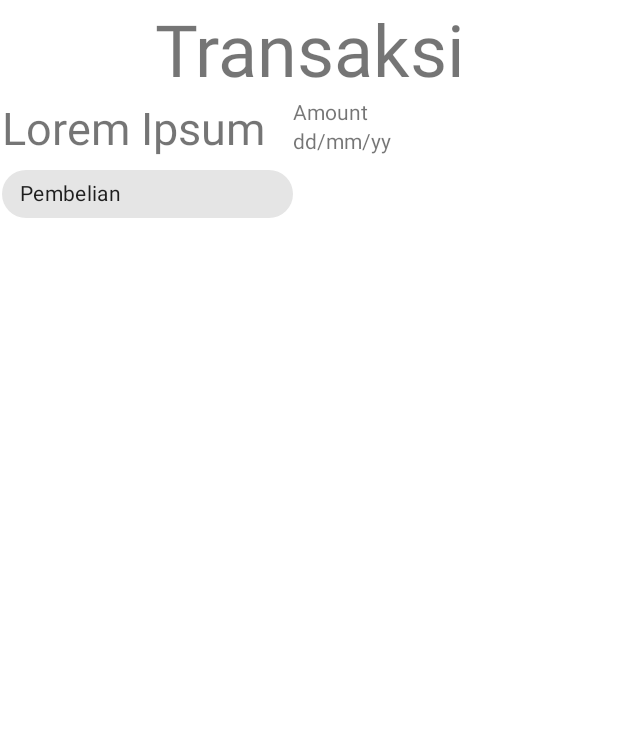
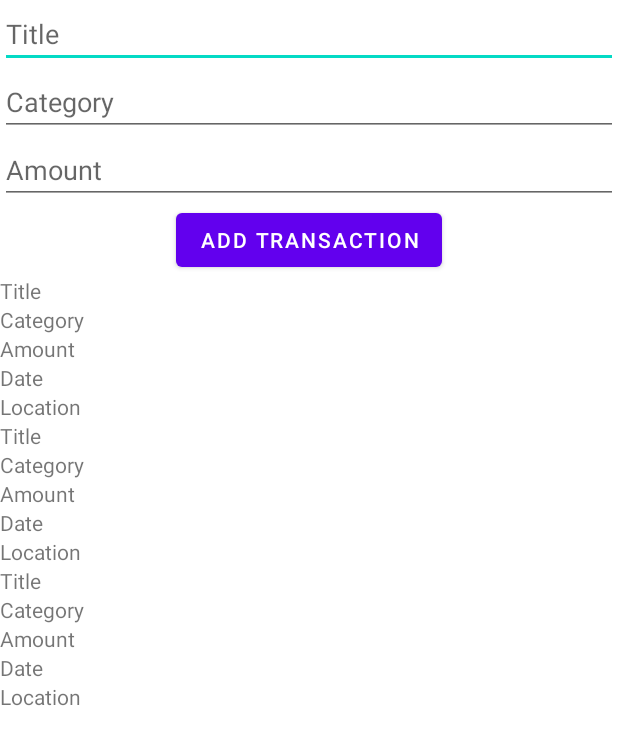
Before and after one commit to alishalistya/android-money-management-app, an Android app: the layout fragment_history.xml on its own in the app's theme, with its tools: preview values and no code run, on a phone screen of 412 x 824 dp. Shown: the top 745 px of the screen. Run offline under Robolectric (Android 15) with nearby library versions, the phone set to English and light mode, and no system bars.

Commit message:
add: transaction input UI

```diff
--- a/app/src/main/java/com/example/tubespbd/database/TransactionDAO.kt
+++ b/app/src/main/java/com/example/tubespbd/database/TransactionDAO.kt
@@ -5,6 +5,7 @@ import androidx.room.Delete
 import androidx.room.Insert
 import androidx.room.Query
 import androidx.room.Update
+import androidx.lifecycle.LiveData
 
 @Dao
 interface TransactionDao {
@@ -19,4 +20,6 @@ interface TransactionDao {
 
     @Update
     fun updateTransaction(transaction: Transaction): Int
+    @Query("SELECT * FROM transactions")
+    fun getAllTransactionsLiveData(): LiveData<List<Transaction>>
 }
--- a/app/src/main/res/layout/fragment_history.xml
+++ b/app/src/main/res/layout/fragment_history.xml
@@ -1,80 +1,53 @@
 <?xml version="1.0" encoding="utf-8"?>
-<androidx.constraintlayout.widget.ConstraintLayout xmlns:android="http://schemas.android.com/apk/res/android"
+<androidx.constraintlayout.widget.ConstraintLayout
+    xmlns:android="http://schemas.android.com/apk/res/android"
     xmlns:app="http://schemas.android.com/apk/res-auto"
     xmlns:tools="http://schemas.android.com/tools"
     android:layout_width="match_parent"
     android:layout_height="match_parent">
 
-    <TextView
-        android:id="@+id/textView"
+    <EditText
+        android:id="@+id/titleEditText"
         android:layout_width="match_parent"
         android:layout_height="wrap_content"
-        android:text="Transaksi"
-        android:textAlignment="center"
-        android:textSize="48sp"
+        android:hint="Title"
         app:layout_constraintTop_toTopOf="parent"
         app:layout_constraintStart_toStartOf="parent"
-        app:layout_constraintEnd_toEndOf="parent"
-        tools:layout_editor_absoluteX="0dp"
-        tools:layout_editor_absoluteY="16dp" />
+        app:layout_constraintEnd_toEndOf="parent" />
 
-    <LinearLayout
-        android:id="@+id/linearLayout2"
-        android:layout_width="410dp"
-        android:layout_height="110dp"
-        android:orientation="horizontal"
-        app:layout_constraintTop_toBottomOf="@id/textView"
+    <EditText
+        android:id="@+id/categoryEditText"
+        android:layout_width="match_parent"
+        android:layout_height="wrap_content"
+        android:hint="Category"
+        app:layout_constraintTop_toBottomOf="@id/titleEditText"
         app:layout_constraintStart_toStartOf="parent"
-        app:layout_constraintEnd_toEndOf="parent"
-        tools:layout_editor_absoluteX="0dp"
-        tools:layout_editor_absoluteY="105dp">
+        app:layout_constraintEnd_toEndOf="parent" />
 
-        <LinearLayout
-            android:layout_width="match_parent"
-            android:layout_height="match_parent"
-            android:orientation="horizontal"
-            tools:layout_editor_absoluteX="0dp"
-            tools:layout_editor_absoluteY="105dp">
+    <EditText
+        android:id="@+id/amountEditText"
+        android:layout_width="match_parent"
+        android:layout_height="wrap_content"
+        android:hint="Amount"
+        app:layout_constraintTop_toBottomOf="@id/categoryEditText"
+        app:layout_constraintStart_toStartOf="parent"
+        app:layout_constraintEnd_toEndOf="parent" />
 
-            <LinearLayout
-                android:layout_width="194dp"
-                android:layout_height="match_parent"
-                android:orientation="vertical">
+    <Button
+        android:id="@+id/addTransactionButton"
+        android:layout_width="wrap_content"
+        android:layout_height="wrap_content"
+        android:text="Add Transaction"
+        app:layout_constraintTop_toBottomOf="@id/amountEditText"
+        app:layout_constraintStart_toStartOf="parent"
+        app:layout_constraintEnd_toEndOf="parent" />
 
-                <TextView
-                    android:id="@+id/Lorem"
-                    android:layout_width="match_parent"
-                    android:layout_height="wrap_content"
-                    android:text="Lorem Ipsum"
-                    android:textSize="30sp" />
-
-                <com.google.android.material.chip.Chip
-                    android:id="@+id/Pembelian"
-                    android:layout_width="match_parent"
-                    android:layout_height="wrap_content"
-                    android:text="Pembelian" />
-            </LinearLayout>
-
-            <LinearLayout
-                android:layout_width="match_parent"
-                android:layout_height="match_parent"
-                android:orientation="vertical">
-
-                <TextView
-                    android:id="@+id/Amount1"
-                    android:layout_width="match_parent"
-                    android:layout_height="wrap_content"
-                    android:text="Amount" />
-
-                <TextView
-                    android:id="@+id/date1"
-                    android:layout_width="match_parent"
-                    android:layout_height="wrap_content"
-                    android:text="dd/mm/yy" />
-
-            </LinearLayout>
-        </LinearLayout>
-
-    </LinearLayout>
-
+    <androidx.recyclerview.widget.RecyclerView
+        android:id="@+id/transactionRecyclerView"
+        android:layout_width="match_parent"
+        android:layout_height="0dp"
+        app:layoutManager="androidx.recyclerview.widget.LinearLayoutManager"
+        app:layout_constraintTop_toBottomOf="@id/addTransactionButton"
+        app:layout_constraintBottom_toBottomOf="parent"
+        tools:listitem="@layout/transaction_item" />
 </androidx.constraintlayout.widget.ConstraintLayout>
--- /dev/null
+++ b/app/src/main/res/layout/transaction_item.xml
@@ -0,0 +1,36 @@
+<?xml version="1.0" encoding="utf-8"?>
+<LinearLayout xmlns:android="http://schemas.android.com/apk/res/android"
+    android:layout_width="match_parent"
+    android:layout_height="wrap_content"
+    android:orientation="vertical">
+
+    <TextView
+        android:id="@+id/titleTextView"
+        android:layout_width="wrap_content"
+        android:layout_height="wrap_content"
+        android:text="Title" />
+
+    <TextView
+        android:id="@+id/categoryTextView"
+        android:layout_width="wrap_content"
+        android:layout_height="wrap_content"
+        android:text="Category" />
+
+    <TextView
+        android:id="@+id/amountTextView"
+        android:layout_width="wrap_content"
+        android:layout_height="wrap_content"
+        android:text="Amount" />
+
+    <TextView
+        android:id="@+id/dateTextView"
+        android:layout_width="wrap_content"
+        android:layout_height="wrap_content"
+        android:text="Date" />
+
+    <TextView
+        android:id="@+id/locationTextView"
+        android:layout_width="wrap_content"
+        android:layout_height="wrap_content"
+        android:text="Location" />
+</LinearLayout>
```
Also changed, not shown: app/src/main/java/com/example/tubespbd/database/TransactionAdapter.kt (added, +38 -0 lines), app/src/main/java/com/example/tubespbd/database/TransactionRepository.kt (+10 -0 lines), app/src/main/java/com/example/tubespbd/ui/home/HomeFragment.kt (+83 -2 lines), app/src/main/java/com/example/tubespbd/ui/home/HomeViewModel.kt (+12 -5 lines).
